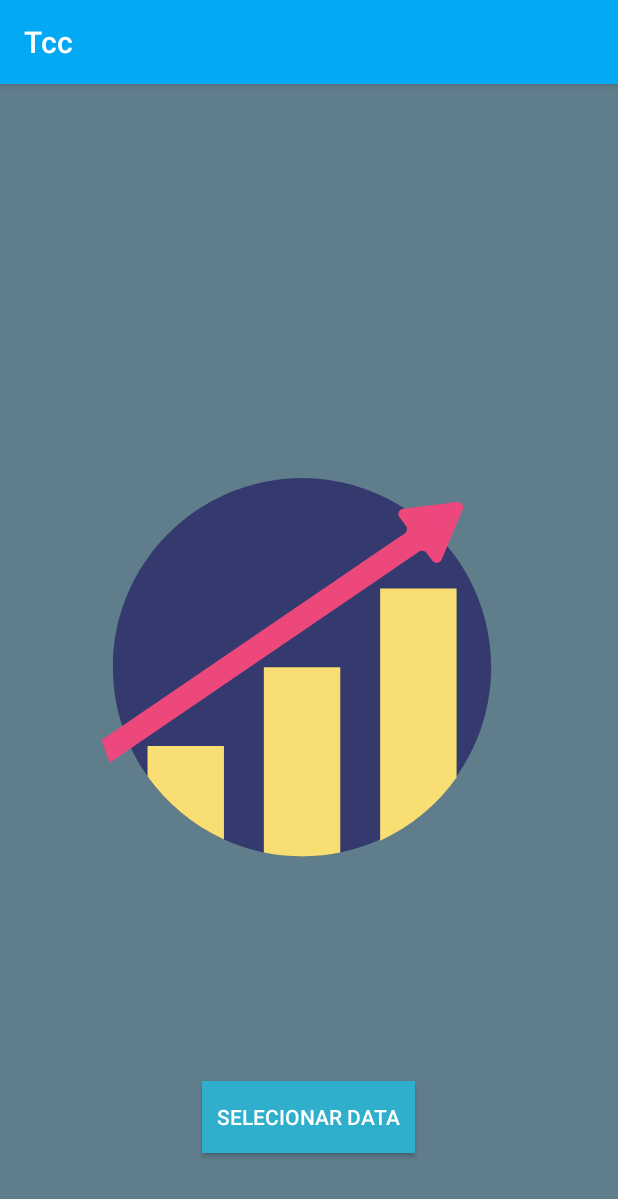
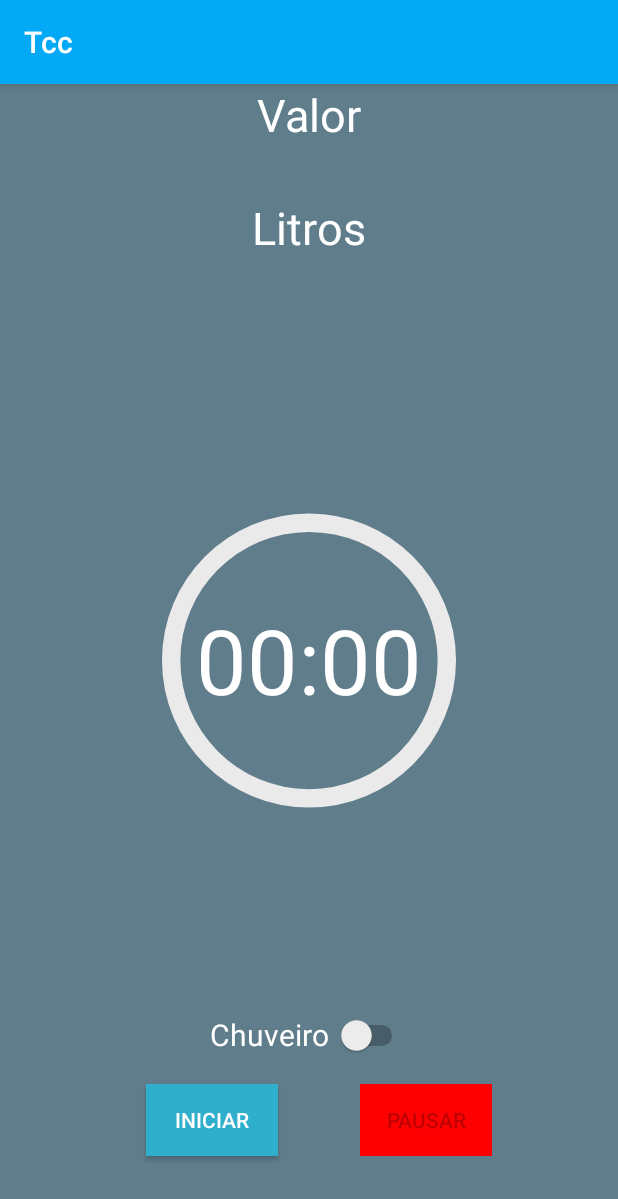
Before and after one commit to AndersonHqds/Automacao-Residencial, an Android app: the MainActivity screen opened directly, with no data from a screen before it, after a tap on an icon or button, on a phone screen of 412 x 824 dp. Shown: the top 1199 px of the screen. Run offline under Robolectric (Android 15) with nearby library versions, the light colour scheme and no system bars; 1 statement that could not run was skipped.

Commit message:
Novo update - 23/11/1997

```diff
--- a/Tcc_novo/app/src/main/java/com/example/andersondev/tcc_novo/BancoDados.java
+++ b/Tcc_novo/app/src/main/java/com/example/andersondev/tcc_novo/BancoDados.java
@@ -8,20 +8,31 @@ import android.database.sqlite.SQLiteOpenHelper;
 import android.util.Log;
 import android.widget.Toast;
 
+import java.util.Calendar;
+import java.util.Date;
+
 
 public class BancoDados extends SQLiteOpenHelper {
 
+    //TABLE SETTINGS
     private static final int DB_VERSION = 1;
-    private static final String DB_SETTINGS = "db_setting";
-
+    private static final String DB_SMARTHOUSE = "db_smarthouse";
     private static final String TB_SETTINGS = "tb_settings";
-
     private static final String COL_ID = "id";
     private static final String COL_BLUETOOTH_MAC = "bluetooth_mac";
     private static final String COL_TEMPERATURE = "temperature";
+    private static final String COL_ISINHOME = "isinhome";
+
+    //TABLE CONSUMO
+    private static final String TB_CONSUMO = "tb_consumo";
+    private static final String COL_CONSUMO_ID = "id";
+    private static final String COL_TIPO = "tipo";
+    private static final String COL_DATA = "data";
+    private static final String COL_GASTO = "gastototal";
+    private static final String COL_LITROS = "litros";
     private Context context;
     public BancoDados(Context context) {
-        super(context, DB_SETTINGS, null, DB_VERSION);
+        super(context, DB_SMARTHOUSE, null, DB_VERSION);
         this.context = context;
     }
 
@@ -29,7 +40,10 @@ public class BancoDados extends SQLiteOpenHelper {
     public void onCreate(SQLiteDatabase db) {
         String COL_QUERY = "CREATE TABLE " + TB_SETTINGS + " ("
                 +  COL_ID + " INTEGER PRIMARY KEY AUTOINCREMENT, " + COL_BLUETOOTH_MAC + " TEXT," +
-                COL_TEMPERATURE + " DECIMAL(10,2));";
+                COL_TEMPERATURE + " DECIMAL(10,2), " + COL_ISINHOME + " BOOLEAN ); " +
+                "CREATE TABLE " + TB_CONSUMO + " (" + COL_CONSUMO_ID + " INTEGER PRIMARY KEY AUTOINCREMENT, " +
+                COL_TIPO +" TINYINT, " + COL_DATA + " DATE, " + COL_GASTO + " DECIMAL(10,2), " +
+                COL_LITROS + " VARCHAR(13))";
         Log.d("BANCO", COL_QUERY);
         db.execSQL(COL_QUERY);
     }
@@ -72,7 +86,44 @@ public class BancoDados extends SQLiteOpenHelper {
         return cursor;
     }
 
-    boolean hasRow(){
+    void addConsumo(Consumo cons){
+        long resultado;
+        SQLiteDatabase db = this.getWritableDatabase();
+
+        ContentValues values = new ContentValues();
+
+        values.put(COL_TIPO, cons.tipo);
+        values.put(COL_DATA, cons.data);
+        values.put(COL_GASTO, cons.gastoTotal);
+        values.put(COL_LITROS, cons.litros);
+
+        resultado = db.insert(TB_CONSUMO, null, values);
+
+        db.close();
+        if(resultado == -1)
+            Toast.makeText(context, "Erro ao inserir", Toast.LENGTH_SHORT).show();
+        else
+            Toast.makeText(context, "Inserido", Toast.LENGTH_SHORT).show();
+    }
+
+    Cursor getConsumo(){
+
+        SQLiteDatabase db = this.getReadableDatabase();
+
+        String query = "SELECT * FROM " + TB_CONSUMO;
+
+        Cursor cursor = db.rawQuery(query, null);
+        Log.d("BANCO GET", "WORKOU");
+        if(cursor.moveToFirst()){
+
+            return cursor;
+        }
+
+        return cursor;
+    }
+
+
+    boolean hasRowSetting(){
         SQLiteDatabase db = this.getReadableDatabase();
         boolean aux = false;
 
--- a/Tcc_novo/app/src/main/java/com/example/andersondev/tcc_novo/Bluetooth.java
+++ b/Tcc_novo/app/src/main/java/com/example/andersondev/tcc_novo/Bluetooth.java
@@ -55,7 +55,7 @@ public class Bluetooth extends Activity  {
         db = new BancoDados(context);
         //db.getWritableDatabase();
         //db.addSetting(new Settings("FC:A8:9A:00:20:BA", 30.00));
-        hasRow = db.hasRow();
+        hasRow = db.hasRowSetting();
 
         //db.addSetting(new Settings("FC:A8:9A:00:20:BA", 30.00));
         if(bluetoothAdapter == null){
@@ -96,7 +96,7 @@ public class Bluetooth extends Activity  {
             case CONNECTION_PERMISSION:
                 if(resultCode == activity.RESULT_OK){
                     MAC = data.getExtras().getString(ShowDevices.MAC_ADDRESS);
-                    db.addSetting(new Settings(MAC, 30.00));
+                    db.addSetting(new Settings(MAC, 30.00, true));
                     createCommunication(MAC);
 
                 }else{
@@ -141,6 +141,7 @@ public class Bluetooth extends Activity  {
     }
 
     public void connect(){
+
         if(hasBlueetooth){
 
             if(isConection){
--- a/Tcc_novo/app/src/main/java/com/example/andersondev/tcc_novo/DatePicker.java
+++ /dev/null
@@ -1,52 +0,0 @@
-package com.example.andersondev.tcc_novo;
-
-import android.app.DatePickerDialog;
-import android.os.Bundle;
-import android.support.annotation.Nullable;
-import android.support.v7.app.AppCompatActivity;
-import android.view.View;
-import android.widget.Button;
-
-import com.airbnb.lottie.LottieAnimationView;
-
-import java.util.Calendar;
-import java.util.Date;
-
-public class DatePicker extends AppCompatActivity {
-
-    Button select;
-    Calendar calendar;
-    DatePickerDialog dpd;
-    LottieAnimationView animationView;
-    @Override
-    protected void onCreate(@Nullable Bundle savedInstanceState) {
-        super.onCreate(savedInstanceState);
-        setContentView(R.layout.datepicker);
-
-        select = (Button)findViewById(R.id.btnSelect);
-        animationView = findViewById(R.id.chart);
-
-
-        animationView.setSpeed(0.5F);
-        animationView.playAnimation();
-
-        select.setOnClickListener(new View.OnClickListener() {
-            @Override
-            public void onClick(View v) {
-
-                calendar = Calendar.getInstance();
-                int day = calendar.get(Calendar.DAY_OF_MONTH);
-                int month = calendar.get(Calendar.MONTH);
-                int year = calendar.get(Calendar.YEAR);
-
-                dpd = new DatePickerDialog(DatePicker.this, new DatePickerDialog.OnDateSetListener() {
-                    @Override
-                    public void onDateSet(android.widget.DatePicker view, int nYear, int nDonth, int nDay) {
-
-                    }
-                }, day,month,year);
-                dpd.show();
-            }
-        });
-    }
-}
--- a/Tcc_novo/app/src/main/java/com/example/andersondev/tcc_novo/MainActivity.java
+++ b/Tcc_novo/app/src/main/java/com/example/andersondev/tcc_novo/MainActivity.java
@@ -3,7 +3,6 @@ package com.example.andersondev.tcc_novo;
 import android.animation.Animator;
 import android.content.Intent;
 import android.database.sqlite.SQLiteDatabase;
-import android.media.Image;
 import android.os.Bundle;
 import android.os.Handler;
 import android.speech.RecognizerIntent;
@@ -55,8 +54,8 @@ public class MainActivity extends AppCompatActivity {
 
     ImageButton btnWaterBox;
 
-    /* CHART */
-    ImageButton btnChart;
+    /* SHOWER */
+    ImageButton btnShower;
     /**
      * When it's being created
      * @param savedInstanceState
@@ -78,7 +77,7 @@ public class MainActivity extends AppCompatActivity {
         btnControl  = (ImageButton) findViewById(R.id.btnControl);
         btnTemperature = (ImageButton) findViewById(R.id.btnTemperature);
         btnWaterBox = (ImageButton) findViewById(R.id.btnWaterBox);
-        btnChart = (ImageButton)findViewById(R.id.btnChart);
+        btnShower = (ImageButton)findViewById(R.id.btnChart);
 
         FloatingActionButton fab = (FloatingActionButton) findViewById(R.id.fab);
         animationView = findViewById(R.id.mic);
@@ -106,11 +105,11 @@ public class MainActivity extends AppCompatActivity {
         });
 
 
-        btnChart.setOnClickListener(new View.OnClickListener() {
+        btnShower.setOnClickListener(new View.OnClickListener() {
             @Override
             public void onClick(View v) {
                 bluetooth.closeConn();
-                Intent it = new Intent(MainActivity.this, DatePicker.class);
+                Intent it = new Intent(MainActivity.this, Shower.class);
                 startActivity(it);
             }
         });
--- /dev/null
+++ b/Tcc_novo/app/src/main/java/com/example/andersondev/tcc_novo/Shower.java
@@ -0,0 +1,137 @@
+package com.example.andersondev.tcc_novo;
+
+import android.content.Intent;
+import android.os.Bundle;
+import android.os.SystemClock;
+import android.support.annotation.Nullable;
+import android.support.v7.app.AppCompatActivity;
+import android.view.View;
+import android.widget.Button;
+import android.widget.Chronometer;
+import android.widget.TextView;
+
+import com.airbnb.lottie.LottieAnimationView;
+
+public class Shower extends AppCompatActivity {
+
+    Button start, stop;
+    LottieAnimationView animationView;
+    TextView time, valor, litros;
+    int lastMinute = 1,  runningTime = 0;
+    Consumo  consumo;
+    Speech speech;
+    Double litrosConsumidos;
+
+    private Chronometer ch;
+    private long milliseconds;
+
+    @Override
+    protected void onCreate(@Nullable Bundle savedInstanceState) {
+        super.onCreate(savedInstanceState);
+        setContentView(R.layout.shower);
+        consumo = new Consumo();
+        start = findViewById(R.id.btnStart);
+        stop  = findViewById(R.id.btnStop);
+        animationView = findViewById(R.id.arrow);
+        valor = findViewById(R.id.txtValor);
+        litros = findViewById(R.id.txtLitros);
+        animationView.setMaxFrame(230);
+        speech = new Speech(Shower.this, getApplicationContext());
+        speech.initializeTextToSpeech();
+        ch = findViewById(R.id.txtTimer);
+        milliseconds = 0;
+        start.setOnClickListener(new View.OnClickListener() {
+            @Override
+            public void onClick(View v) {
+                Button b = (Button)v;
+
+                if(b.getText().equals("Iniciar")){
+                    ch.setBase(SystemClock.elapsedRealtime() - 0);
+                    ch.start();
+                    stop.setEnabled(true);
+                    b.setText("Parar");
+                }
+                else{
+                    ch.stop();
+                    stop.setEnabled(false);
+                    b.setText("Iniciar");
+                }
+            }
+        });
+
+        stop.setOnClickListener(new View.OnClickListener() {
+            @Override
+            public void onClick(View v) {
+                Button b = (Button)v;
+                if(b.getText().equals("Pausar")){
+                    b.setText("Continuar");
+                    ch.stop();
+                }
+                else{
+                    b.setText("Pausar");
+                    ch.setBase(SystemClock.elapsedRealtime() - milliseconds);
+                    ch.start();
+                }
+                milliseconds = SystemClock.elapsedRealtime() - ch.getBase();
+
+
+            }
+        });
+
+        ch.setOnChronometerTickListener(new Chronometer.OnChronometerTickListener() {
+            @Override
+            public void onChronometerTick(Chronometer chronometer) {
+                String [] time = chronometer.getText().toString().split(":");
+                int seconds = Integer.parseInt(time[1]);
+                int minutes = Integer.parseInt(time[0]);
+
+                runningTime = minutes * 60 + seconds;
+
+                if(minutes == lastMinute){
+                    if(minutes < 10) {
+                        speech.speak("Você já atingiu " + getTimeInText(minutes) + " de banho");
+                        lastMinute += 1;
+                    }
+                    else{
+                        speech.speak("Você já ultrapassou dez minutos de banho");
+                    }
+
+                }
+
+                litrosConsumidos = litros2M3(0.2 * runningTime  );
+                litros.setText(String.format("%.4f",litrosConsumidos) + " L");
+                //4 é o valor do m3 de água daqui de casa
+                valor.setText("R$ " + String.format("%.4f",4 * litrosConsumidos));
+            }
+        });
+
+    }
+
+
+    public String getTimeInText(int minute){
+
+        switch(minute){
+            case 1: return "um";
+            case 2: return "dois";
+            case 3: return "tres";
+            case 4: return "quatro";
+            case 5: return "cinco";
+            case 6: return "seis";
+            case 7: return "sete";
+            case 8: return "oito";
+            case 9: return "nove";
+            case 10: return "dez";
+        }
+        return "";
+    }
+
+    public Double litros2M3(double litros){
+        return litros/1000.0;
+    }
+
+    @Override
+    public void onBackPressed() {
+        Intent it = new Intent(Shower.this, MainActivity.class);
+        startActivity(it);
+    }
+}
--- a/Tcc_novo/app/src/main/java/com/example/andersondev/tcc_novo/Speech.java
+++ b/Tcc_novo/app/src/main/java/com/example/andersondev/tcc_novo/Speech.java
@@ -26,10 +26,18 @@ public class Speech {
     private boolean isAvailableRecognizer;
     /* Bluetooth */
     Bluetooth bluetooth;
+    private boolean main = true;
+    public Speech(Activity activity, Context context){
+        this.activity = activity;
+        this.context = context;
+        main = false;
+    }
+
     public Speech(Activity activity, Context context, Bluetooth bt){
         this.activity = activity;
         this.context = context;
         bluetooth = bt;
+
     }
 
     public void initializeSpeechRecognizer() {
@@ -109,8 +117,10 @@ public class Speech {
                 else{
                     Locale locale = new Locale("pt","BR");
                     myTTS.setLanguage(locale);
-                    speak("Olá");
-                    speak("Como posso lhe ajudar?");
+                    if(main) {
+                        speak("Olá");
+                        speak("Como posso lhe ajudar?");
+                    }
                 }
             }
         });
--- a/Tcc_novo/app/src/main/res/layout/controle.xml
+++ b/Tcc_novo/app/src/main/res/layout/controle.xml
@@ -50,7 +50,7 @@
         android:layout_alignParentRight="true"
         android:layout_alignTop="@+id/btnTemperature"
         android:background="#518ff5"
-        app:srcCompat="@drawable/graficos" />
+        app:srcCompat="@drawable/shower" />
 
     <android.support.design.widget.FloatingActionButton
         android:id="@+id/fab"
--- a/Tcc_novo/app/src/main/res/layout/datepicker.xml
+++ /dev/null
@@ -1,38 +0,0 @@
-<?xml version="1.0" encoding="utf-8"?>
-<RelativeLayout xmlns:android="http://schemas.android.com/apk/res/android"
-    xmlns:app="http://schemas.android.com/apk/res-auto"
-    xmlns:tools="http://schemas.android.com/tools"
-    android:layout_width="match_parent"
-    android:layout_height="match_parent"
-    tools:context=".WaterBox"
-    android:background="#607D8B">
-
-    <com.airbnb.lottie.LottieAnimationView
-        android:id="@+id/chart"
-        android:layout_width="match_parent"
-        android:layout_height="match_parent"
-        android:layout_alignParentTop="true"
-        android:adjustViewBounds="true"
-        android:contentDescription="Description"
-        android:paddingLeft="10dp"
-        android:paddingRight="10dp"
-        android:scaleType="centerInside"
-        app:lottie_autoPlay="false"
-        app:lottie_fileName="chart_icon.json"
-        app:lottie_loop="false" />
-
-    <Button
-        android:id="@+id/btnSelect"
-        android:layout_width="wrap_content"
-        android:layout_height="wrap_content"
-        android:layout_alignParentBottom="true"
-        android:layout_centerHorizontal="true"
-        android:layout_marginBottom="55dp"
-        android:background="#30afcc"
-        android:paddingLeft="10dp"
-        android:paddingRight="10dp"
-        android:text="Selecionar data"
-        android:textColor="#FFF" />
-
-
-</RelativeLayout>
--- /dev/null
+++ b/Tcc_novo/app/src/main/res/layout/shower.xml
@@ -0,0 +1,111 @@
+<?xml version="1.0" encoding="utf-8"?>
+<RelativeLayout xmlns:android="http://schemas.android.com/apk/res/android"
+    xmlns:app="http://schemas.android.com/apk/res-auto"
+    xmlns:tools="http://schemas.android.com/tools"
+    android:layout_width="match_parent"
+    android:layout_height="match_parent"
+    tools:context=".WaterBox"
+    android:background="#607D8B">
+
+    <com.airbnb.lottie.LottieAnimationView
+        android:id="@+id/arrow"
+        android:layout_width="match_parent"
+        android:layout_height="match_parent"
+        android:layout_alignParentStart="true"
+        android:layout_alignParentTop="true"
+        android:adjustViewBounds="true"
+        android:contentDescription="Description"
+        android:paddingLeft="10dp"
+        android:paddingRight="10dp"
+        android:scaleType="centerInside"
+        app:lottie_autoPlay="false"
+        app:lottie_fileName="upload.json"
+        app:lottie_loop="true" />
+
+    <Button
+        android:id="@+id/btnStart"
+        android:layout_width="wrap_content"
+        android:layout_height="wrap_content"
+        android:layout_alignParentBottom="true"
+        android:layout_alignParentStart="true"
+        android:layout_marginBottom="53dp"
+        android:layout_marginStart="97dp"
+        android:background="#30afcc"
+        android:paddingLeft="10dp"
+        android:paddingRight="10dp"
+        android:text="Iniciar"
+        android:textColor="#FFF" />
+
+    <Button
+        android:id="@+id/btnStop"
+        android:layout_width="wrap_content"
+        android:layout_height="wrap_content"
+        android:layout_alignBottom="@+id/btnStart"
+        android:layout_alignParentEnd="true"
+        android:layout_marginEnd="84dp"
+        android:background="#ff0000"
+        android:enabled="false"
+        android:text="Pausar" />
+
+    <Chronometer
+        android:id="@+id/txtTimer"
+        android:layout_width="wrap_content"
+        android:layout_height="wrap_content"
+        android:layout_centerInParent="true"
+        android:text="00:00"
+        android:textColor="#FFF"
+        android:textSize="60sp" />
+
+    <TextView
+        android:id="@+id/textView5"
+        android:layout_width="wrap_content"
+        android:layout_height="wrap_content"
+        android:layout_alignParentTop="true"
+        android:layout_centerHorizontal="true"
+        android:text="Valor"
+        android:textColor="#FFF"
+        android:textSize="30sp" />
+
+    <TextView
+        android:id="@+id/textView6"
+        android:layout_width="wrap_content"
+        android:layout_height="wrap_content"
+        android:layout_alignParentTop="true"
+        android:layout_centerHorizontal="true"
+        android:layout_marginTop="75dp"
+        android:text="Litros"
+        android:textColor="#FFF"
+        android:textSize="30sp" />
+
+    <TextView
+        android:id="@+id/txtValor"
+        android:layout_width="wrap_content"
+        android:layout_height="wrap_content"
+        android:layout_below="@+id/textView5"
+        android:layout_centerHorizontal="true"
+        android:text=""
+        android:textColor="#FFF"
+        android:textSize="20sp" />
+
+    <TextView
+        android:id="@+id/txtLitros"
+        android:layout_width="wrap_content"
+        android:layout_height="wrap_content"
+        android:layout_below="@+id/textView6"
+        android:layout_centerHorizontal="true"
+        android:text=""
+        android:textColor="#FFF"
+        android:textSize="20sp" />
+
+    <Switch
+        android:id="@+id/switch1"
+        android:layout_width="132dp"
+        android:layout_height="65dp"
+        android:layout_above="@+id/btnStart"
+        android:layout_centerHorizontal="true"
+        android:text="Chuveiro"
+        android:textColor="#FFF"
+        android:textSize="20sp" />
+
+
+</RelativeLayout>
```
Also changed, not shown: Tcc_novo/app/src/main/AndroidManifest.xml (+5 -5 lines), Tcc_novo/app/src/main/assets/chart_icon.json (deleted, +0 -1 lines), Tcc_novo/app/src/main/assets/upload.json (added, +1 -0 lines), Tcc_novo/app/src/main/java/com/example/andersondev/tcc_novo/Consumo.java (added, +65 -0 lines), Tcc_novo/app/src/main/java/com/example/andersondev/tcc_novo/Settings.java (+16 -6 lines), Tcc_novo/app/src/main/res/drawable/shower.png (added), 1 other file.
